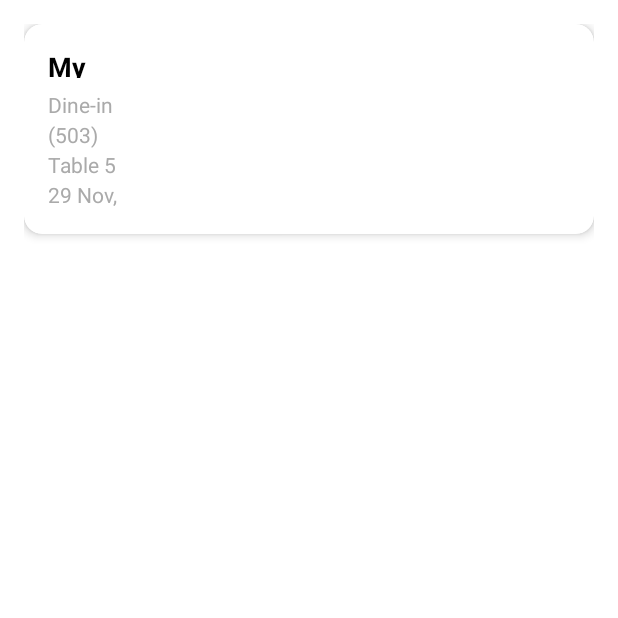
After one commit to Thinhnthe172159/AndroidApp-FoodOrder, an Android app: the OrderDetailActivity screen opened directly, with no data from a screen before it, on a phone screen of 412 x 824 dp, the top half of it. The commit adds this screen. Run offline under Robolectric (Android 15) with nearby library versions, the phone set to English and light mode, and no system bars; 1 statement that could not run was skipped.

Commit message:
update new

```diff
--- /dev/null
+++ b/app/src/main/java/com/fu/thinh_nguyen/qrfoodorder/ui/customer/OrderDetailActivity.java
@@ -0,0 +1,99 @@
+package com.fu.thinh_nguyen.qrfoodorder.ui.customer;
+
+import android.os.Bundle;
+import android.util.Log;
+import android.view.View;
+import android.widget.ProgressBar;
+import android.widget.TextView;
+import android.widget.Toast;
+
+import androidx.recyclerview.widget.LinearLayoutManager;
+import androidx.recyclerview.widget.RecyclerView;
+
+import com.fu.thinh_nguyen.qrfoodorder.R;
+import com.fu.thinh_nguyen.qrfoodorder.data.api.OrderService;
+import com.fu.thinh_nguyen.qrfoodorder.data.model.OrderDto;
+import com.fu.thinh_nguyen.qrfoodorder.data.model.OrderItemDto;
+import com.fu.thinh_nguyen.qrfoodorder.data.network.RetrofitClient;
+import com.fu.thinh_nguyen.qrfoodorder.data.prefs.TokenManager;
+import com.fu.thinh_nguyen.qrfoodorder.ui.adapter.OrderItemAdapter2;
+import com.fu.thinh_nguyen.qrfoodorder.ui.base.BaseActivity;
+
+import java.util.List;
+
+import retrofit2.Call;
+import retrofit2.Callback;
+import retrofit2.Response;
+
+public class OrderDetailActivity extends BaseActivity {
+
+    private RecyclerView recyclerOrderItems;
+    private ProgressBar progressBar;
+
+    private TextView txtOrderTitle, txtOrderType, txtOrderPhone, txtOrderAddress, txtOrderTime;
+
+    private OrderService orderService;
+
+    @Override
+    protected void onCreate(Bundle savedInstanceState) {
+        super.onCreate(savedInstanceState);
+        setContentView(R.layout.activity_order_detail); // layout NestedScrollView
+
+        // Ánh xạ view
+        recyclerOrderItems = findViewById(R.id.recyclerOrderItems);
+        txtOrderTitle   = findViewById(R.id.txtOrderTitle);
+        txtOrderType    = findViewById(R.id.txtOrderType);
+        txtOrderPhone   = findViewById(R.id.txtOrderPhone);
+        txtOrderAddress = findViewById(R.id.txtOrderAddress);
+        txtOrderTime    = findViewById(R.id.txtOrderTime);
+
+        recyclerOrderItems.setLayoutManager(new LinearLayoutManager(this));
+
+        TokenManager tokenManager = new TokenManager(this);
+        orderService = RetrofitClient.getInstance(tokenManager).create(OrderService.class);
+
+        int orderId = getIntent().getIntExtra("ORDER_ID", -1);
+        if (orderId != -1) {
+            fetchOrderDetail(orderId);
+        } else {
+            Toast.makeText(this, "Không tìm thấy mã đơn hàng", Toast.LENGTH_SHORT).show();
+            finish();
+        }
+    }
+
+    private void fetchOrderDetail(int orderId) {
+        if (progressBar != null) progressBar.setVisibility(View.VISIBLE);
+
+        orderService.getOrderById(orderId).enqueue(new Callback<OrderDto>() {
+            @Override
+            public void onResponse(Call<OrderDto> call, Response<OrderDto> response) {
+                if (progressBar != null) progressBar.setVisibility(View.GONE);
+
+                if (response.isSuccessful() && response.body() != null) {
+                    OrderDto order = response.body();
+
+                    // Cập nhật giao diện
+                    txtOrderTitle.setText("Order #" + order.getId());
+                    txtOrderAddress.setText(order.getTableName());
+                    txtOrderTime.setText(order.getCreatedAt()); // cần format thời gian
+
+                    displayOrderItems(order.getItems());
+                } else {
+                    Toast.makeText(OrderDetailActivity.this, "Không thể tải chi tiết đơn hàng", Toast.LENGTH_SHORT).show();
+                }
+            }
+
+            @Override
+            public void onFailure(Call<OrderDto> call, Throwable t) {
+                if (progressBar != null) progressBar.setVisibility(View.GONE);
+                Toast.makeText(OrderDetailActivity.this, "Lỗi kết nối máy chủ", Toast.LENGTH_SHORT).show();
+                Log.e("OrderDetail", "Error: " + t.getMessage());
+            }
+        });
+    }
+
+    private void displayOrderItems(List<OrderItemDto> items) {
+        OrderItemAdapter2 adapter = new OrderItemAdapter2(items);
+        recyclerOrderItems.setAdapter(adapter);
+    }
+}
--- /dev/null
+++ b/app/src/main/res/drawable/ic_arrow.xml
@@ -0,0 +1,5 @@
+<vector xmlns:android="http://schemas.android.com/apk/res/android" android:autoMirrored="true" android:height="24dp" android:tint="#FFFFFF" android:viewportHeight="960" android:viewportWidth="960" android:width="24dp">
+
+    <path android:fillColor="@android:color/white" android:pathData="M647,520L160,520L160,440L647,440L423,216L480,160L800,480L480,800L423,744L647,520Z"/>
+
+</vector>
--- /dev/null
+++ b/app/src/main/res/drawable/ic_order.xml
@@ -0,0 +1,5 @@
+<vector xmlns:android="http://schemas.android.com/apk/res/android" android:height="24dp" android:tint="#FFFFFF" android:viewportHeight="24" android:viewportWidth="24" android:width="24dp">
+
+    <path android:fillColor="@android:color/white" android:pathData="M18,2H6c-1.1,0 -2,0.9 -2,2v16c0,1.1 0.9,2 2,2h12c1.1,0 2,-0.9 2,-2V4c0,-1.1 -0.9,-2 -2,-2zM6,4h5v8l-2.5,-1.5L6,12V4z"/>
+
+</vector>
--- /dev/null
+++ b/app/src/main/res/drawable/outline_bento_24.xml
@@ -0,0 +1,5 @@
+<vector xmlns:android="http://schemas.android.com/apk/res/android" android:height="24dp" android:tint="#0E0101" android:viewportHeight="960" android:viewportWidth="960" android:width="24dp">
+
+    <path android:fillColor="@android:color/white" android:pathData="M160,760Q127,760 103.5,736.5Q80,713 80,680L80,280Q80,247 103.5,223.5Q127,200 160,200L800,200Q833,200 856.5,223.5Q880,247 880,280L880,680Q880,713 856.5,736.5Q833,760 800,760L160,760ZM560,440L800,440L800,280Q800,280 800,280Q800,280 800,280L560,280L560,440ZM160,680L480,680L480,280L160,280Q160,280 160,280Q160,280 160,280L160,680Q160,680 160,680Q160,680 160,680ZM320,540Q295,540 277.5,522.5Q260,505 260,480Q260,455 277.5,437.5Q295,420 320,420Q345,420 362.5,437.5Q380,455 380,480Q380,505 362.5,522.5Q345,540 320,540ZM560,680L800,680Q800,680 800,680Q800,680 800,680L800,520L560,520L560,680Z"/>
+
+</vector>
--- /dev/null
+++ b/app/src/main/res/layout/activity_order_detail.xml
@@ -0,0 +1,83 @@
+<androidx.core.widget.NestedScrollView
+    xmlns:android="http://schemas.android.com/apk/res/android"
+    xmlns:app="http://schemas.android.com/apk/res-auto"
+    android:layout_width="match_parent"
+    android:layout_height="match_parent"
+    android:padding="16dp"
+    android:background="@android:color/white"
+    android:fillViewport="true">
+
+
+    <LinearLayout
+        android:orientation="vertical"
+        android:layout_width="match_parent"
+        android:layout_height="wrap_content">
+
+        <!-- Order Info Card -->
+        <androidx.cardview.widget.CardView
+            android:layout_width="match_parent"
+            android:layout_height="wrap_content"
+            android:layout_marginBottom="16dp"
+            app:cardElevation="4dp"
+            app:cardCornerRadius="12dp">
+
+            <LinearLayout
+                android:orientation="vertical"
+                android:padding="16dp"
+                android:layout_width="match_parent"
+                android:layout_height="wrap_content">
+
+                <TextView
+                    android:id="@+id/txtOrderTitle"
+                    android:text="My Order Info"
+                    android:textStyle="bold"
+                    android:textSize="18sp"
+                    android:textColor="#000000"
+                    android:layout_marginBottom="8dp"
+                    android:layout_height="20dp"
+                    android:layout_width="50dp" />
+
+                <TextView
+                    android:id="@+id/txtOrderType"
+                    android:text="Dine-in"
+                    android:textColor="@android:color/darker_gray"
+                    android:textSize="14sp"
+                    android:layout_height="20dp"
+                    android:layout_width="50dp"/>
+
+                <TextView
+                    android:id="@+id/txtOrderPhone"
+                    android:text="(503) 338-5200"
+                    android:textColor="@android:color/darker_gray"
+                    android:textSize="14sp"
+                    android:layout_height="20dp"
+                    android:layout_width="50dp"/>
+
+                <TextView
+                    android:id="@+id/txtOrderAddress"
+                    android:text="Table 5 - Zone A"
+                    android:textColor="@android:color/darker_gray"
+                    android:textSize="14sp"
+                    android:layout_height="20dp"
+                    android:layout_width="50dp"/>
+
+                <TextView
+                    android:id="@+id/txtOrderTime"
+                    android:text="29 Nov, 01:20 pm"
+                    android:textColor="@android:color/darker_gray"
+                    android:textSize="14sp"
+                    android:layout_height="20dp"
+                    android:layout_width="50dp"/>
+            </LinearLayout>
+        </androidx.cardview.widget.CardView>
+
+        <!-- RecyclerView danh sách món ăn -->
+        <androidx.recyclerview.widget.RecyclerView
+            android:id="@+id/recyclerOrderItems"
+            android:layout_width="match_parent"
+            android:layout_height="wrap_content"
+            android:nestedScrollingEnabled="false"
+            android:layout_marginBottom="32dp"
+            android:overScrollMode="never" />
+    </LinearLayout>
+</androidx.core.widget.NestedScrollView>
--- a/app/src/main/res/layout/item_category.xml
+++ b/app/src/main/res/layout/item_category.xml
@@ -23,7 +23,6 @@
         android:layout_width="wrap_content"
         android:layout_height="wrap_content"
         android:layout_marginTop="2dp"
-        android:text="0"
         android:textColor="@android:color/darker_gray"
         android:textSize="12sp" />
 
--- a/app/src/main/res/menu/drawer_menu.xml
+++ b/app/src/main/res/menu/drawer_menu.xml
@@ -5,16 +5,21 @@
         android:icon="@drawable/ic_home" />
     <item
         android:id="@+id/nav_profile"
-        android:title="Profile"
+        android:title="Tài khoản"
         android:icon="@drawable/ic_user" />
 
     <item
         android:id="@+id/nav_scan_qr"
-        android:title="Scan QR Code"
+        android:title="Chọn bàn"
         android:icon="@drawable/ic_qr_code"
         android:visible="false" />
     <item
+        android:id="@+id/view_my_order"
+        android:title="Order của bạn"
+        android:icon="@drawable/ic_order"
+        android:visible="false" />
+    <item
         android:id="@+id/nav_logout"
-        android:title="Logout"
+        android:title="Đăng xuất"
         android:icon="@drawable/ic_logout" />
 </menu>
```
Also changed, not shown: app/src/main/AndroidManifest.xml (+3 -7 lines), app/src/main/java/com/fu/thinh_nguyen/qrfoodorder/ui/adapter/CustomerOrderAdapter.java (added, +70 -0 lines), app/src/main/java/com/fu/thinh_nguyen/qrfoodorder/ui/adapter/OrderItemAdapter2.java (added, +76 -0 lines), app/src/main/java/com/fu/thinh_nguyen/qrfoodorder/ui/base/BaseActivity.java (+7 -1 lines), app/src/main/java/com/fu/thinh_nguyen/qrfoodorder/ui/customer/ViewOrderActivity.java (added, +76 -0 lines), app/src/main/res/drawable/bg_card.xml (added, +8 -0 lines), app/src/main/res/drawable/bg_item_border.xml (added, +18 -0 lines), app/src/main/res/layout/activity_customer_main.xml (+5 -2 lines), app/src/main/res/layout/activity_view_order.xml (added, +13 -0 lines), app/src/main/res/layout/item_order_customer.xml (added, +46 -0 lines), app/src/main/res/layout/item_order_detail.xml (added, +120 -0 lines).
